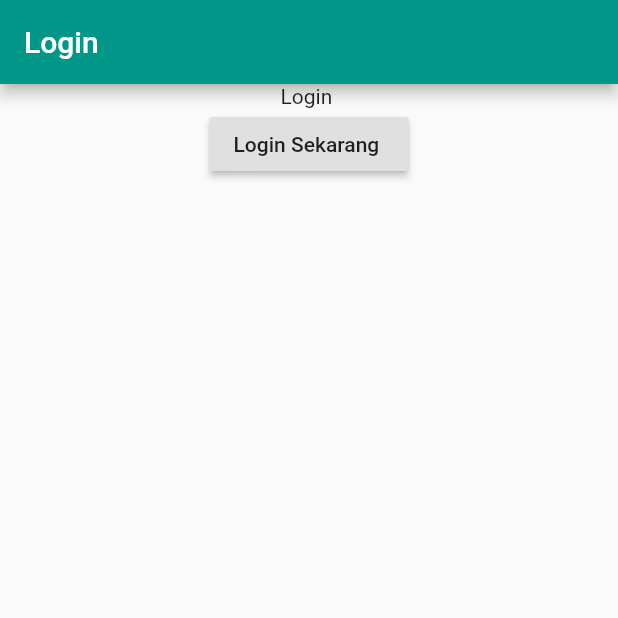
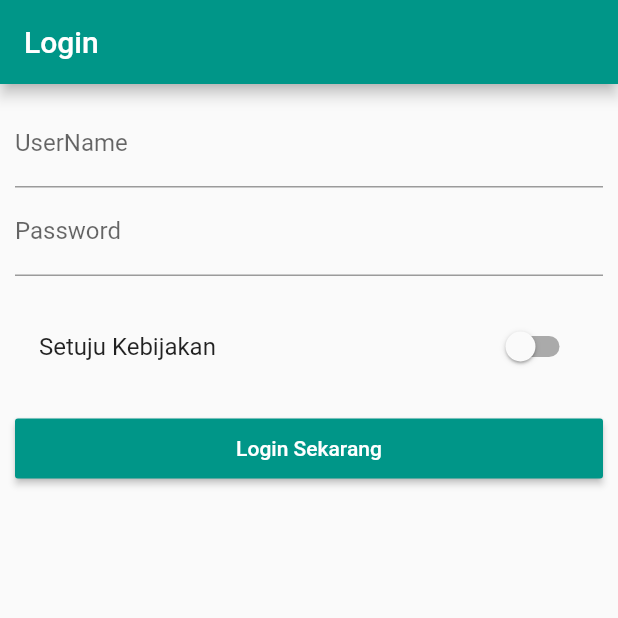
Before and after one commit to gandhiwiria78/latihan2, a Flutter app: the screen it shows after launch, on a phone screen of 412 x 824 dp, the top half of it. Run offline on Flutter 3.47's test engine with Material 2 defaults, Android fonts, the light colour scheme and no system bars.

Commit message:
Latihan 8.1

```diff
--- a/lib/main.dart
+++ b/lib/main.dart
@@ -16,9 +16,10 @@ class MyApp extends StatefulWidget {
 
 }
 class _MyAppState extends State<MyApp>{
-  List<Map<String,String>> _produks =[];
 
-   void _addProduk(Map value) {
+  List<Map<String,dynamic>> _produks =[];
+
+   void _addProduk(Map<String,dynamic> value) {
     setState(() {
       _produks.add(value);
     });
@@ -34,13 +35,12 @@ void _deleteProduk(int index){
     return MaterialApp(
       theme: ThemeData(
         primarySwatch: Colors.teal,
-        accentColor: Colors.tealAccent
+        accentColor: Colors.teal,
       ),
       home: AuthPage(),
       routes: {
-        '/ProduksPage': (BuildContext context)=> ProdukPage(_produks,_addProduk,_deleteProduk),
-        '/admin': (BuildContext context)=> ProdukAdminPage(),
-
+        '/ProduksPage': (BuildContext context)=> ProdukPage(_produks,_deleteProduk),
+        '/admin': (BuildContext context)=> ProdukAdminPage(_addProduk,_deleteProduk),
       },
       onGenerateRoute: (RouteSettings setting){
         final List<String> pathElement = setting.name.split('/');
@@ -51,14 +51,15 @@ void _deleteProduk(int index){
         if(pathElement[1] =="produks"){
           final int index = int.parse(pathElement[2]);
           return MaterialPageRoute<bool>(
-            builder: (BuildContext context) => ProdukDetail(_produks[index]['title'],_produks[index]['imagePath']),
+            builder: (BuildContext context) => ProdukDetail(_produks[index]['judul'],_produks[index]['image']),
           );
         }
         return null;
       },
+
       onUnknownRoute:(RouteSettings settings) {
         return MaterialPageRoute<bool>(
-            builder: (BuildContext context) =>(ProdukPage(_produks,_addProduk,_deleteProduk)),
+            builder: (BuildContext context) =>(ProdukPage(_produks,_deleteProduk)),
           );
       },
     );
--- a/lib/pages/auth.dart
+++ b/lib/pages/auth.dart
@@ -1,7 +1,18 @@
+import 'dart:ui';
+
 import 'package:flutter/material.dart';
 //import './ProdukPage.dart';
 
-class AuthPage extends StatelessWidget {
+class AuthPage extends StatefulWidget {
+  @override
+  State<StatefulWidget> createState() => _AuthPageState();
+
+}
+
+class _AuthPageState extends State<AuthPage>{
+  String _username ="";
+  String _password = "";
+  bool _accept = false;
   @override
   Widget build(BuildContext context) {
     return Container(
@@ -9,16 +20,59 @@ class AuthPage extends StatelessWidget {
           appBar: AppBar(
             title: Text("Login "),
           ),
-          body:Center(child: Column(children: <Widget>[
-            Text("Login "),
-            RaisedButton(child:
-              Text('Login Sekarang '),
-              onPressed: (){
-                Navigator.pushReplacementNamed(context, '/ProduksPage');
-              }
-            ,)
+          body:Container(
+            alignment: Alignment.center,
+            margin: EdgeInsets.all(10),
+            child: Column(
 
-          ],),)
+              children: <Widget>[
+                TextField(
+                  decoration: InputDecoration(labelText: "UserName", hintText: "isikan Email"),
+                  keyboardType: TextInputType.emailAddress,
+                  onChanged: (String value){
+                     setState(() {
+                      _username = value;
+                    });
+                  },
+                ),
+                TextField(
+                  decoration: InputDecoration(labelText: "Password", hintText: "isikan Password"),
+                  keyboardType: TextInputType.text,
+                  obscureText: true,
+                  onChanged: (String value){
+                    setState(() {
+                      _password = value;
+                    });
+                  },
+
+                ),
+                SizedBox(height: 19,),
+                SwitchListTile(
+                  value: _accept,
+                  title: Text('Setuju Kebijakan'),
+                  onChanged: (bool value){
+                    setState(() {
+                      _accept = value;
+                    });
+                  },
+                ),
+                Text(_username),
+                MaterialButton(
+                  height: 40.0,
+                  minWidth: window.physicalSize.width,
+                  color: Theme.of(context).primaryColor,
+                  textColor: Colors.white,
+                  child: new Text("Login Sekarang"),
+                  onPressed: (){
+                     Navigator.pushReplacementNamed(context,'/ProduksPage');
+                  },
+                  splashColor: Colors.redAccent,
+                ),
+
+
+            ],),
+
+          )
           ),
     );
   }
--- a/lib/pages/produkDetail.dart
+++ b/lib/pages/produkDetail.dart
@@ -12,7 +12,8 @@ class ProdukDetail extends StatelessWidget {
           content: Text("Hapus data ini ? "),
           actions: <Widget>[
              RaisedButton(
-              child: Text("Ya"),
+               color: Colors.white,
+              child: Text("Ya, Hapus"),
               onPressed: (){
                 Navigator.pop(context);
                 Navigator.pop(context,true);
@@ -20,7 +21,8 @@ class ProdukDetail extends StatelessWidget {
               },
             ),
             RaisedButton(
-              child: Text("Tidak "),
+              color: Colors.white,
+              child: Text("Tidak"),
               onPressed: (){
                 Navigator.pop(context);
               },
--- a/lib/pages/produk_Admin.dart
+++ b/lib/pages/produk_Admin.dart
@@ -4,6 +4,10 @@ import './produk_create.dart';
 import './produk_list.dart';
 
 class ProdukAdminPage extends StatelessWidget {
+  final Function _addProduk;
+  final Function _deleteProduk;
+
+  ProdukAdminPage(this._addProduk, this._deleteProduk);
   @override
   Widget build(BuildContext context) {
     return DefaultTabController(
@@ -44,7 +48,7 @@ class ProdukAdminPage extends StatelessWidget {
 
         ),
         body: TabBarView(children: <Widget>[
-          ProdukCreatePage(),
+          ProdukCreatePage(_addProduk),
           ProdukListPage()
         ],),
       ),
```
Also changed, not shown: lib/pages/ProdukPage.dart (+4 -4 lines), lib/pages/produk_create.dart (+59 -12 lines), lib/produks.dart (+6 -10 lines), lib/produks_controls.dart (deleted, +0 -20 lines), lib/produks_manager.dart (+5 -7 lines).
